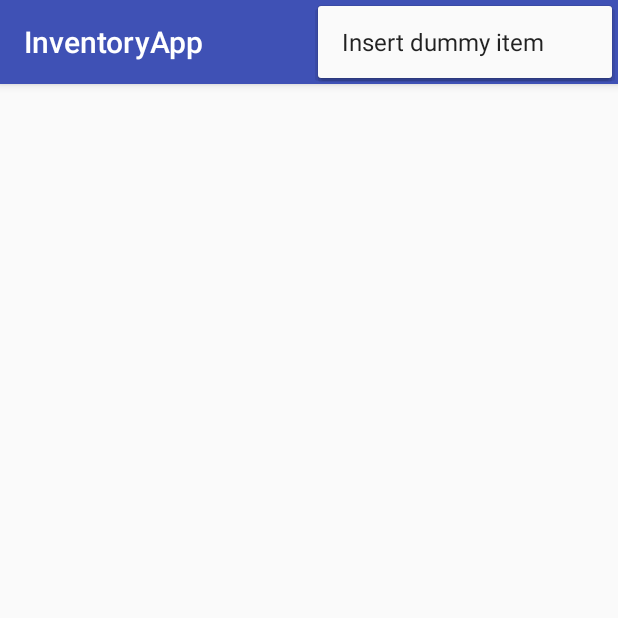
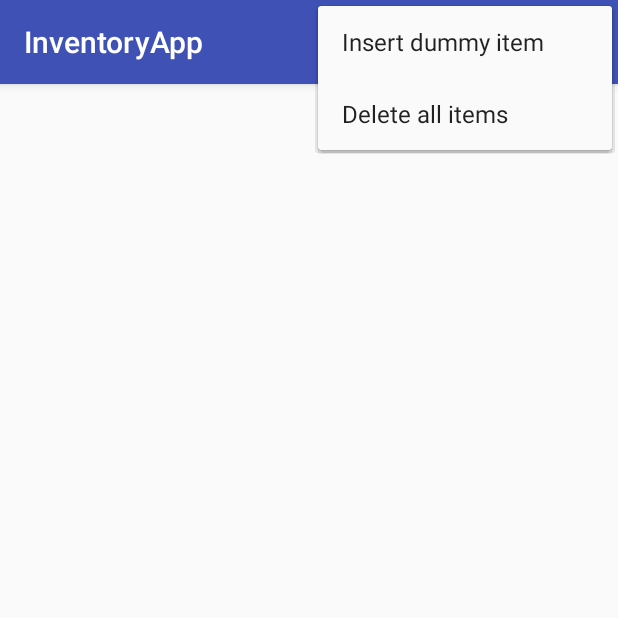
Before and after one commit to klevyke/InventoryApp, an Android app: the screen it shows after launch (MainActivity), with the options menu open, on a phone screen of 412 x 824 dp, the top half of it. Run offline under Robolectric (Android 15) with nearby library versions, the phone set to English and light mode, and no system bars.

Commit message:
Delete all items implemented

```diff
--- a/app/src/main/res/menu/inventory_menu.xml
+++ b/app/src/main/res/menu/inventory_menu.xml
@@ -8,4 +8,9 @@
         android:id="@+id/insert_dummy_item"
         android:title="@string/insert_dummy_item"
         app:showAsAction="never" />
+
+    <item
+        android:id="@+id/action_delete_all_entries"
+        android:title="@string/action_delete_all_items"
+        app:showAsAction="never" />
 </menu>
--- a/app/src/main/res/values/strings.xml
+++ b/app/src/main/res/values/strings.xml
@@ -4,4 +4,10 @@
     <string name="name_of_the_item">Name of the item</string>
     <string name="price_of_the_item">Price</string>
     <string name="quantity_of_the_item">Quantity</string>
+
+    <string name="action_delete_all_items">Delete all items</string>
+    <string name="delete_all_dialog_msg">Do you really want to delete all items?</string>
+    <string name="delete_dialog_msg">Delete this item?</string>
+    <string name="delete">Delete</string>
+    <string name="cancel">Cancel</string>
 </resources>
```
Also changed, not shown: app/src/main/java/com/example/android/inventoryapp/MainActivity.java (+43 -1 lines).
